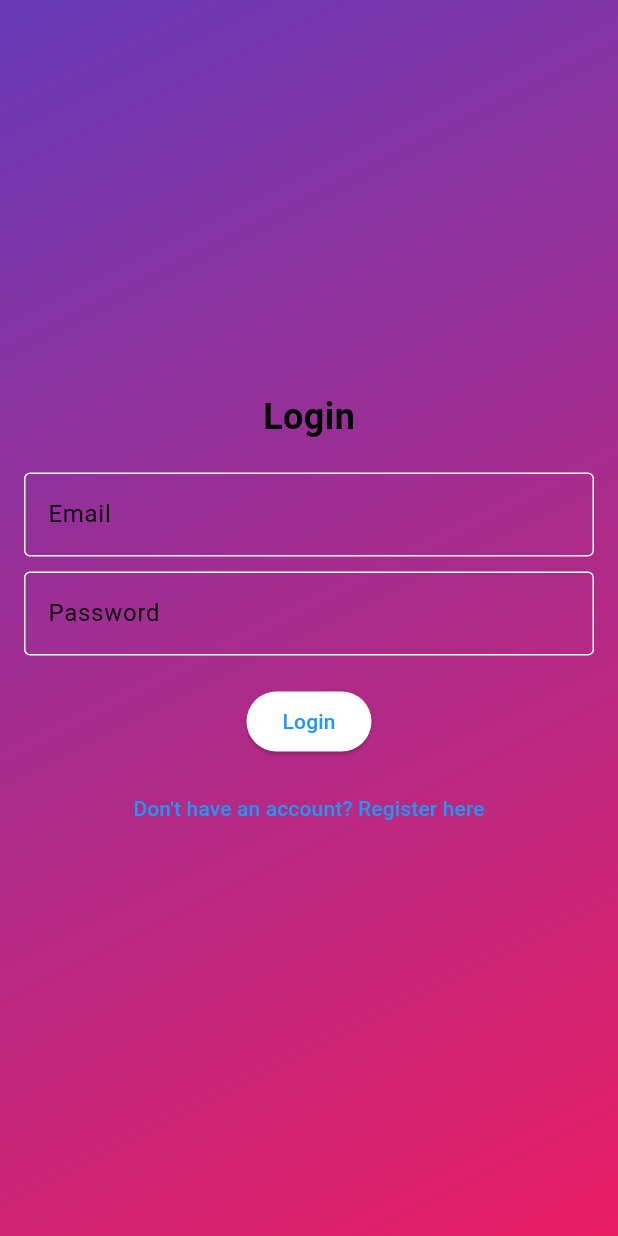
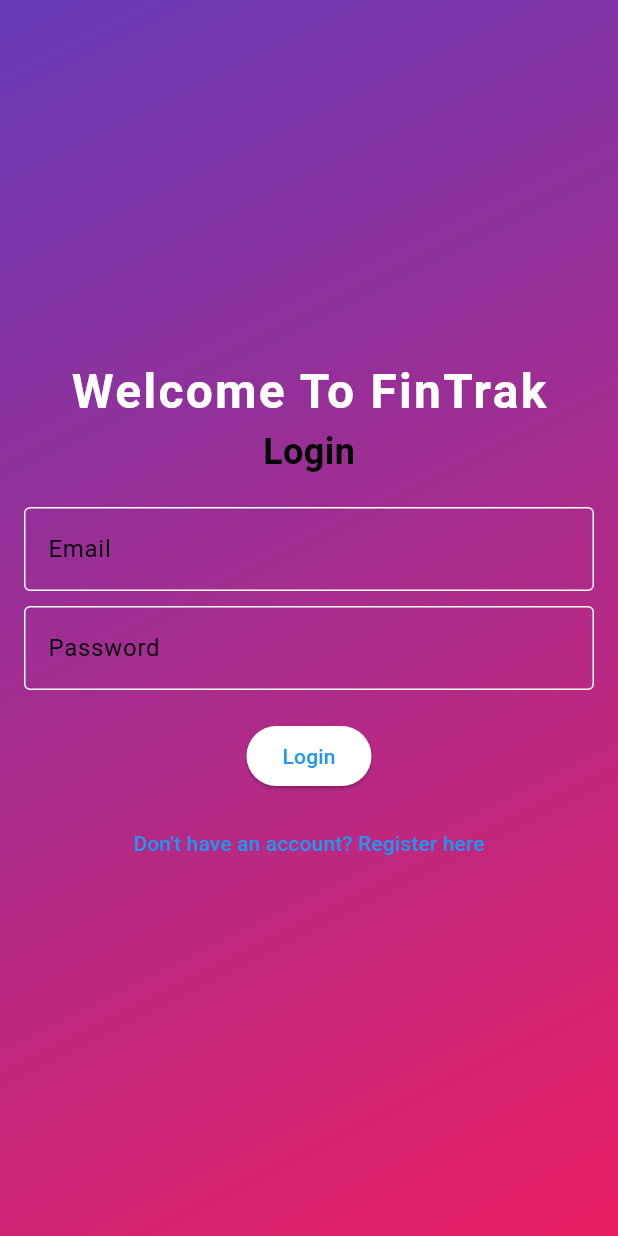
Before and after one commit to AkinniyiS/FinTrak, a Flutter app: the screen it shows after launch, on a phone screen of 412 x 824 dp. Run offline on Flutter 3.47's test engine with Material 3 defaults, Android fonts, the light colour scheme and no system bars; our stand-ins replace firebase_auth, firebase_core; accounts and stored records are empty.

Commit message:
"Fintrak" displayed on login page

```diff
--- a/lib/login_screen.dart
+++ b/lib/login_screen.dart
@@ -137,6 +137,15 @@ class _LoginScreenState extends State<LoginScreen> with SingleTickerProviderStat
         child: Column(
           mainAxisAlignment: MainAxisAlignment.center,
           children: [
+            Text(
+                "Welcome To FinTrak",
+                style: TextStyle(
+                  fontSize: 32,
+                  fontWeight: FontWeight.bold,
+                  color: const Color.fromARGB(255, 255, 255, 255),
+                  letterSpacing: 1.5,
+                ),
+              ),
             Text("Login", style: TextStyle(fontSize: 24, fontWeight: FontWeight.bold)),
             SizedBox(height: 20),
             TextField(
```
